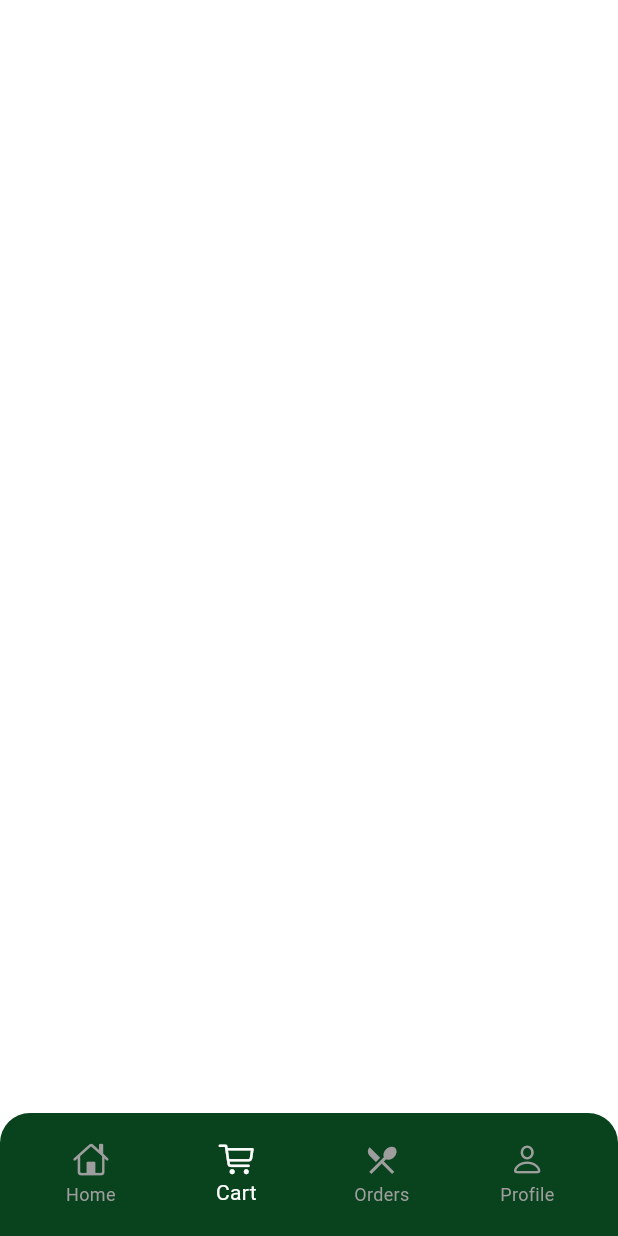
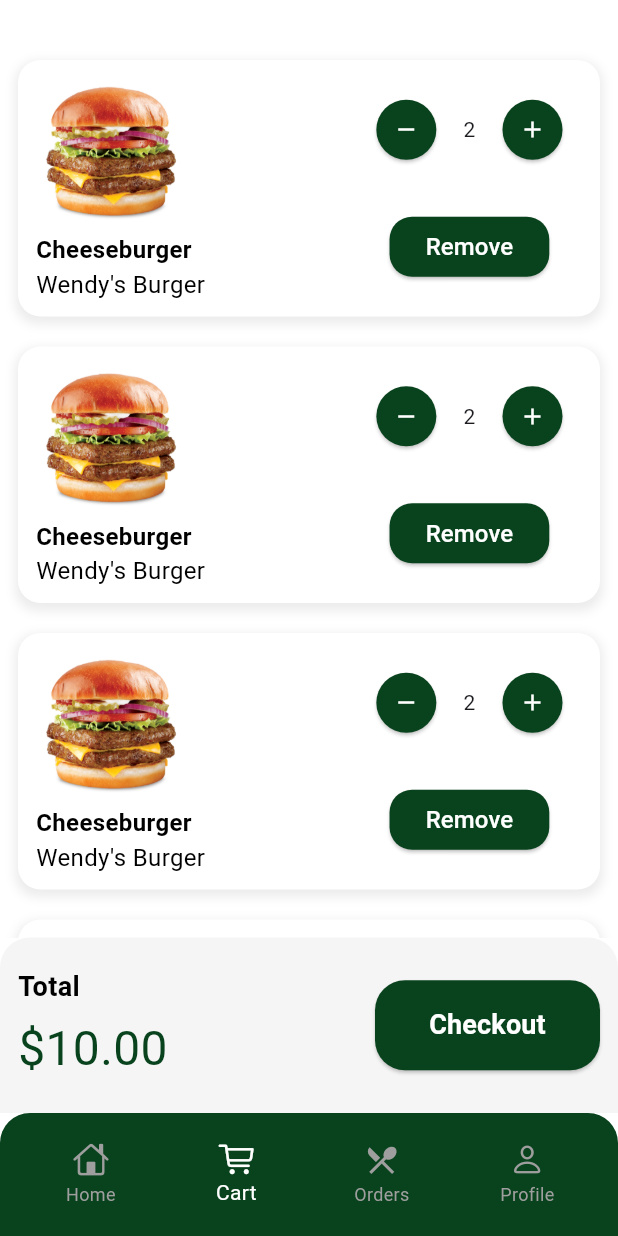
Before and after one commit to khaledgamal22/Hungry_app, a Flutter app: the screen it shows after launch, item 2 of the bottom bar chosen, on a phone screen of 412 x 824 dp. Run offline on Flutter 3.47's test engine with Material 3 defaults, Android fonts, the phone set to English and light mode, and no system bars; our stand-ins replace bloc, flutter_bloc, flutter_screenutil, gap.

Commit message:
cart view done

```diff
--- /dev/null
+++ b/lib/features/cart/presentation/views/cart_view.dart
@@ -0,0 +1,11 @@
+import 'package:flutter/material.dart';
+import 'package:hungry/features/cart/presentation/views/widgets/cart_view_body.dart';
+
+class CartView extends StatelessWidget {
+  const CartView({super.key});
+
+  @override
+  Widget build(BuildContext context) {
+    return SafeArea(child: Scaffold(body: CartViewBody()));
+  }
+}
--- /dev/null
+++ b/lib/features/cart/presentation/views/widgets/cart_view_body.dart
@@ -0,0 +1,196 @@
+import 'package:flutter/material.dart';
+import 'package:gap/gap.dart';
+import 'package:hungry/core/utils/app_colors.dart';
+import 'package:hungry/core/utils/app_images.dart';
+
+class CartViewBody extends StatelessWidget {
+  const CartViewBody({super.key});
+
+  @override
+  Widget build(BuildContext context) {
+    return Column(children: [Gap(30), CartList(), CartSummary()]);
+  }
+}
+
+class CartSummary extends StatelessWidget {
+  const CartSummary({super.key});
+
+  @override
+  Widget build(BuildContext context) {
+    return Container(
+      decoration: BoxDecoration(
+        color: Colors.grey.withValues(alpha: 0.1),
+        borderRadius: BorderRadius.only(
+          topLeft: Radius.circular(20),
+          topRight: Radius.circular(20),
+        ),
+      ),
+      child: Padding(
+        padding: const EdgeInsets.symmetric(horizontal: 12, vertical: 20),
+        child: Row(
+          children: [
+            Column(
+              crossAxisAlignment: CrossAxisAlignment.start,
+              children: [
+                Text(
+                  'Total',
+                  style: TextStyle(
+                    color: AppColors.black,
+                    fontSize: 18,
+                    fontWeight: FontWeight.w600,
+                  ),
+                ),
+                Gap(5),
+                Text(
+                  '\$10.00',
+                  style: TextStyle(
+                    color: AppColors.primary,
+                    fontSize: 32,
+                    fontWeight: FontWeight.w400,
+                  ),
+                ),
+              ],
+            ),
+            Spacer(),
+            SizedBox(
+              height: 60,
+              width: 150,
+              child: ElevatedButton(
+                style: ElevatedButton.styleFrom(
+                  backgroundColor: AppColors.primary,
+                  shape: RoundedRectangleBorder(
+                    borderRadius: BorderRadius.circular(20),
+                  ),
+                ),
+                onPressed: () {},
+                child: const Text(
+                  'Checkout',
+                  style: TextStyle(
+                    fontSize: 18,
+                    fontWeight: FontWeight.w600,
+                    color: AppColors.white,
+                  ),
+                ),
+              ),
+            ),
+          ],
+        ),
+      ),
+    );
+  }
+}
+
+class CartList extends StatelessWidget {
+  const CartList({super.key});
+
+  @override
+  Widget build(BuildContext context) {
+    return Expanded(
+      child: ListView.builder(
+        itemBuilder: (_, index) => Padding(
+          padding: const EdgeInsets.symmetric(horizontal: 12, vertical: 10),
+          child: CartItem(),
+        ),
+        shrinkWrap: true,
+        itemCount: 6,
+        physics: const BouncingScrollPhysics(),
+      ),
+    );
+  }
+}
+
+class CartItem extends StatelessWidget {
+  const CartItem({super.key});
+
+  @override
+  Widget build(BuildContext context) {
+    return Container(
+      width: double.infinity,
+      decoration: BoxDecoration(
+        color: AppColors.white,
+        borderRadius: BorderRadius.circular(15),
+        boxShadow: [
+          BoxShadow(
+            color: Colors.grey.withValues(alpha: 0.2),
+            spreadRadius: 2,
+            blurRadius: 5,
+            offset: const Offset(0, 3),
+          ),
+        ],
+      ),
+      child: Padding(
+        padding: const EdgeInsets.symmetric(horizontal: 12, vertical: 10),
+        child: Row(
+          children: [
+            Column(
+              crossAxisAlignment: CrossAxisAlignment.start,
+              children: [
+                Image.asset(AppImages.pngwing, height: 100, width: 100),
+                Gap(5),
+                Text(
+                  'Cheeseburger',
+                  style: TextStyle(
+                    fontSize: 16,
+                    fontWeight: FontWeight.w600,
+                    color: AppColors.black,
+                  ),
+                ),
+                Text(
+                  "Wendy's Burger",
+                  style: TextStyle(
+                    fontSize: 16,
+                    fontWeight: FontWeight.w400,
+                    color: AppColors.black,
+                  ),
+                ),
+              ],
+            ),
+            Spacer(),
+            Column(
+              children: [
+                Row(
+                  mainAxisAlignment: MainAxisAlignment.spaceAround,
+                  children: [
+                    ElevatedButton(
+                      onPressed: () {},
+                      style: ElevatedButton.styleFrom(
+                        backgroundColor: AppColors.primary,
+                        shape: CircleBorder(),
+                      ),
+                      child: Icon(Icons.remove, color: AppColors.white),
+                    ),
+                    Gap(5),
+                    Text('2'),
+                    Gap(5),
+                    ElevatedButton(
+                      onPressed: () {},
+                      style: ElevatedButton.styleFrom(
+                        backgroundColor: AppColors.primary,
+                        shape: CircleBorder(),
+                      ),
+                      child: Icon(Icons.add, color: AppColors.white),
+                    ),
+                  ],
+                ),
+                Gap(30),
+                ElevatedButton(
+                  style: ElevatedButton.styleFrom(
+                    backgroundColor: AppColors.primary,
+                    shape: RoundedRectangleBorder(
+                      borderRadius: BorderRadius.circular(15),
+                    ),
+                  ),
+                  onPressed: () {},
+                  child: Text(
+                    'Remove',
+                    style: TextStyle(color: AppColors.white, fontSize: 16),
+                  ),
+                ),
+              ],
+            ),
+          ],
+        ),
+      ),
+    );
+  }
+}
--- a/lib/features/home/presentation/views/widgets/home_view_body.dart
+++ b/lib/features/home/presentation/views/widgets/home_view_body.dart
@@ -14,17 +14,15 @@ class HomeViewBody extends StatelessWidget {
       padding: const EdgeInsets.symmetric(horizontal: 12),
       child: Column(
         children: [
-          Gap(50),
+          Gap(30),
           HomeHeader(),
           Gap(20),
           SearchTextField(),
           Gap(16),
-          FilterList(),
-          Gap(20),
           Expanded(
             child: ListView(
               physics: const BouncingScrollPhysics(),
-              children: [ProductsGrid(), Gap(30)],
+              children: [FilterList(), Gap(20), ProductsGrid(), Gap(30)],
             ),
           ),
         ],
--- a/lib/features/main/presentation/views/main_view.dart
+++ b/lib/features/main/presentation/views/main_view.dart
@@ -2,6 +2,7 @@ import 'package:flutter/cupertino.dart';
 import 'package:flutter/material.dart';
 import 'package:flutter_bloc/flutter_bloc.dart';
 import 'package:hungry/core/utils/app_colors.dart';
+import 'package:hungry/features/cart/presentation/views/cart_view.dart';
 import 'package:hungry/features/home/presentation/view_models/home/home_cubit.dart';
 import 'package:hungry/features/home/presentation/views/home_view.dart';
 
@@ -19,7 +20,7 @@ class _MainViewState extends State<MainView> {
   void initState() {
     screens = [
       BlocProvider(create: (context) => HomeCubit(), child: HomeView()),
-      SizedBox(),
+      CartView(),
       SizedBox(),
       SizedBox(),
     ];
```
